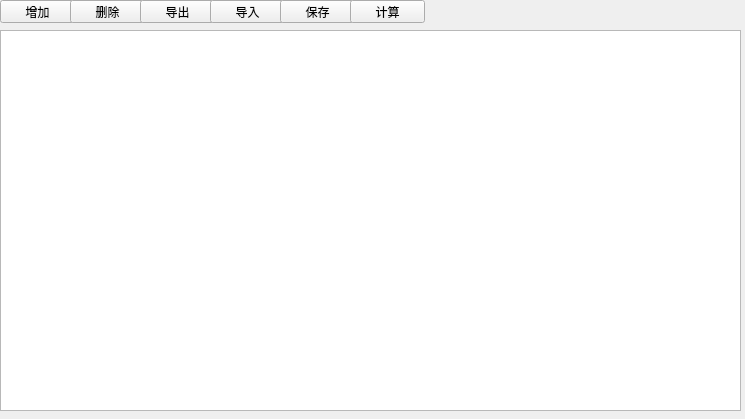
Old version of the form Step6_2.ui in the repository albert2lyu/QualityFunctionDeployment.
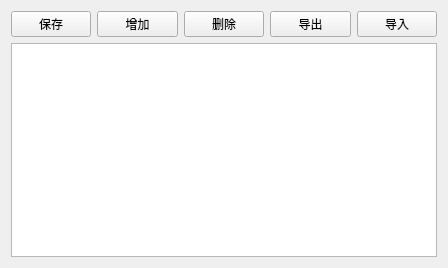
New version of the form.

```diff
--- a/Step6_2.ui
+++ b/Step6_2.ui
@@ -6,101 +6,57 @@
    <rect>
     <x>0</x>
     <y>0</y>
-    <width>745</width>
-    <height>419</height>
+    <width>448</width>
+    <height>268</height>
    </rect>
   </property>
   <property name="windowTitle">
    <string>Form</string>
   </property>
-  <widget class="QTableWidget" name="qTableWidget">
-   <property name="geometry">
-    <rect>
-     <x>0</x>
-     <y>30</y>
-     <width>741</width>
-     <height>381</height>
-    </rect>
-   </property>
-  </widget>
+  <layout class="QVBoxLayout" name="verticalLayout">
+   <item>
+    <layout class="QHBoxLayout" name="horizontalLayout">
+     <item>
+      <widget class="QPushButton" name="pushButton_5">
+       <property name="text">
+        <string>保存</string>
+       </property>
+      </widget>
+     </item>
+     <item>
   <widget class="QPushButton" name="pushButton">
-   <property name="geometry">
-    <rect>
-     <x>0</x>
-     <y>0</y>
-     <width>75</width>
-     <height>23</height>
-    </rect>
-   </property>
    <property name="text">
     <string>增加</string>
    </property>
   </widget>
+     </item>
+     <item>
   <widget class="QPushButton" name="pushButton_2">
-   <property name="geometry">
-    <rect>
-     <x>70</x>
-     <y>0</y>
-     <width>75</width>
-     <height>23</height>
-    </rect>
-   </property>
    <property name="text">
     <string>删除</string>
    </property>
   </widget>
+     </item>
+     <item>
   <widget class="QPushButton" name="pushButton_3">
-   <property name="geometry">
-    <rect>
-     <x>140</x>
-     <y>0</y>
-     <width>75</width>
-     <height>23</height>
-    </rect>
-   </property>
    <property name="text">
     <string>导出</string>
    </property>
   </widget>
+     </item>
+     <item>
   <widget class="QPushButton" name="pushButton_4">
-   <property name="geometry">
-    <rect>
-     <x>210</x>
-     <y>0</y>
-     <width>75</width>
-     <height>23</height>
-    </rect>
-   </property>
    <property name="text">
     <string>导入</string>
    </property>
   </widget>
-  <widget class="QPushButton" name="pushButton_5">
-   <property name="geometry">
-    <rect>
-     <x>280</x>
-     <y>0</y>
-     <width>75</width>
-     <height>23</height>
-    </rect>
-   </property>
-   <property name="text">
-    <string>保存</string>
-   </property>
-  </widget>
-  <widget class="QPushButton" name="pushButton_6">
-   <property name="geometry">
-    <rect>
-     <x>350</x>
-     <y>0</y>
-     <width>75</width>
-     <height>23</height>
-    </rect>
-   </property>
-   <property name="text">
-    <string>计算</string>
-   </property>
-  </widget>
+     </item>
+    </layout>
+   </item>
+   <item>
+    <widget class="QTableWidget" name="qTableWidget"/>
+   </item>
+  </layout>
  </widget>
  <resources/>
  <connections/>
```
Lines whose indentation alone changed are shown as unchanged.
